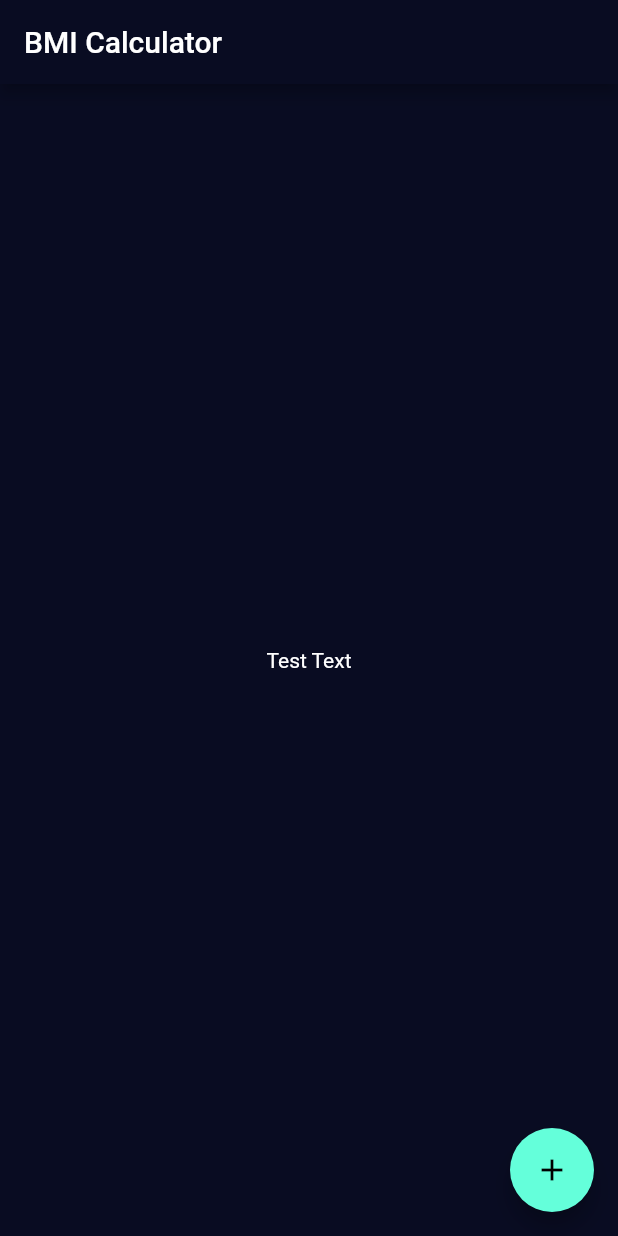
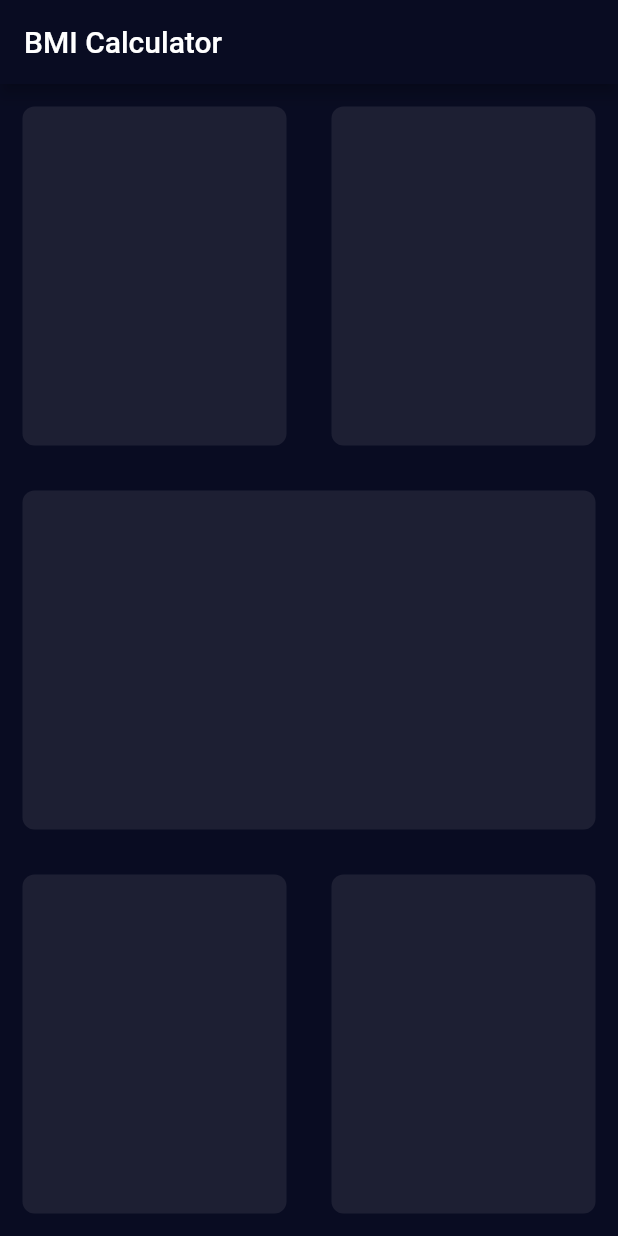
Before and after one commit to shahrohan05/FlutterDemos, a Flutter app: the screen it shows after launch, on a phone screen of 412 x 824 dp. Run offline on Flutter 3.47's test engine with Material 2 defaults, Android fonts, the phone set to English and light mode, and no system bars; our stand-ins replace audioplayers, rflutter_alert.

Commit message:
separated input page and custom card widgets

```diff
--- a/bmi_calc/lib/input_page.dart
+++ b/bmi_calc/lib/input_page.dart
@@ -13,14 +13,72 @@ class _InputPageState extends State<InputPage> {
       appBar: AppBar(
         title: Text('BMI Calculator'),
       ),
-      body: Center(
-          child: Text(
-        'Test Text',
-      )),
-      floatingActionButton: FloatingActionButton(
-        onPressed: () {},
-        child: Icon(Icons.add),
-      ), // This trailing comma makes auto-formatting nicer for build methods.
+      body: SafeArea(
+        child: Container(
+          child: Column(
+            mainAxisAlignment: MainAxisAlignment.spaceEvenly,
+            mainAxisSize: MainAxisSize.max,
+            crossAxisAlignment: CrossAxisAlignment.stretch,
+            children: <Widget>[
+              Expanded(
+                child: Row(
+                  mainAxisAlignment: MainAxisAlignment.spaceBetween,
+                  children: <Widget>[
+                    Expanded(
+                      child: CustomCard(
+                        color: Color(0xFF1D1F33),
+                      ),
+                    ),
+                    Expanded(
+                      child: CustomCard(
+                        color: Color(0xFF1D1F33),
+                      ),
+                    )
+                  ],
+                ),
+              ),
+              Expanded(
+                child: CustomCard(
+                  color: Color(0xFF1D1F33),
+                ),
+              ),
+              Expanded(
+                child: Row(
+                  children: <Widget>[
+                    Expanded(
+                      child: CustomCard(
+                        color: Color(0xFF1D1F33),
+                      ),
+                    ),
+                    Expanded(
+                      child: CustomCard(
+                        color: Color(0xFF1D1F33),
+                      ),
+                    )
+                  ],
+                ),
+              ),
+            ],
+          ),
+        ),
+      ),
     );
   }
 }
+
+class CustomCard extends StatelessWidget {
+  CustomCard({@required this.color});
+
+  final Color color;
+
+  @override
+  Widget build(BuildContext context) {
+    return Container(
+      margin: EdgeInsets.all(15.0),
+      decoration: BoxDecoration(
+        color: color,
+        borderRadius: BorderRadius.circular(8.0),
+      ),
+    );
+  }
+}
```
